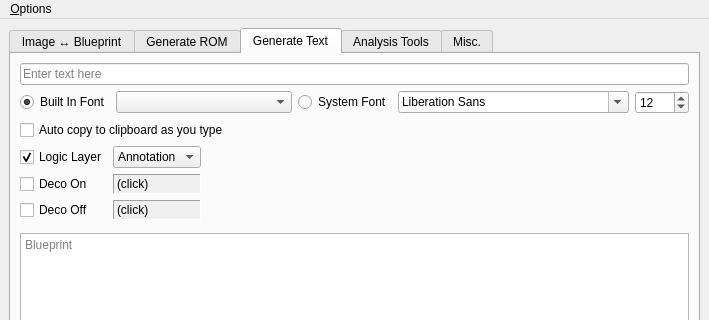
The window that mainwindow.ui (JC3/vcbtool) describes before a commit, drawn with Qt 5; both pictures show x 0 to 709 and y 0 to 320 of the 709 by 477 pixel window.
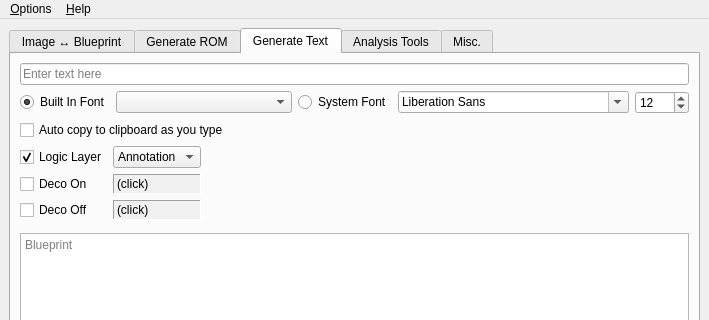
The same window after the commit. Custom widgets are drawn as their Qt base class.

Commit message:
help menu
also fix some compiler warnings
also version bump 1.8.1

```diff
--- a/mainwindow.ui
+++ b/mainwindow.ui
@@ -1008,7 +1008,15 @@
     </property>
     <addaction name="actAlwaysOnTop"/>
    </widget>
+   <widget class="QMenu" name="menuLinks">
+    <property name="title">
+     <string>&amp;Help</string>
+    </property>
+    <addaction name="actLatestRelease"/>
+    <addaction name="actBugReports"/>
+   </widget>
    <addaction name="menuOptions"/>
+   <addaction name="menuLinks"/>
   </widget>
   <action name="actAlwaysOnTop">
    <property name="checkable">
```
Left out of the diff: 10 changed lines with no effect on the pictures. The commit also changes 3 other files.
